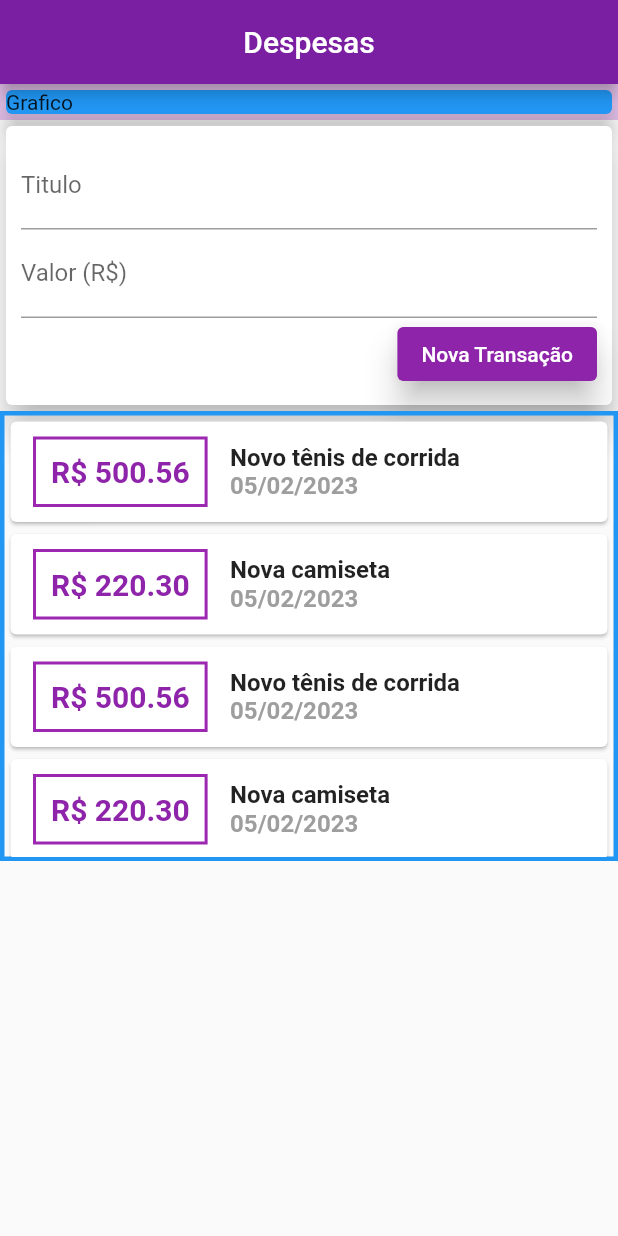
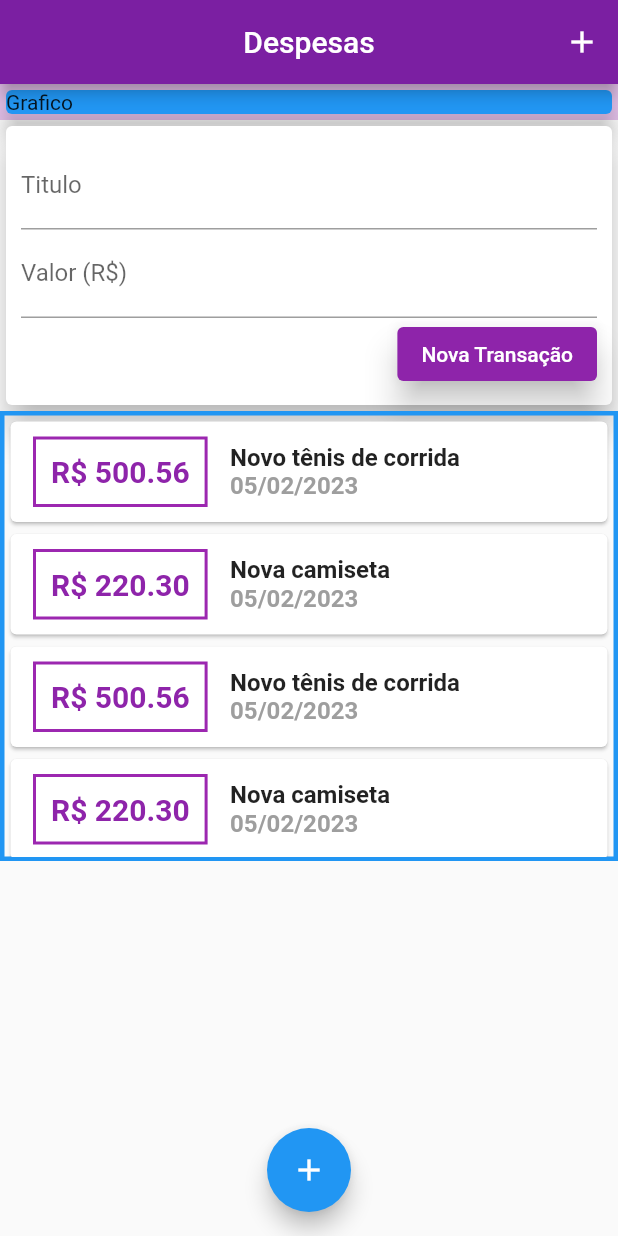
Before and after one commit to Thiago-CSantos/Flutter-appDespesas, a Flutter app: the screen it shows after launch, on a phone screen of 412 x 824 dp. Run offline on Flutter 3.47's test engine with Material 2 defaults, Android fonts, the phone set to English and light mode, and no system bars.

Commit message:
Botões para adicionar Transação

```diff
--- a/lib/components/transaction_form.dart
+++ b/lib/components/transaction_form.dart
@@ -1,12 +1,12 @@
 import 'package:flutter/material.dart';
 
 class TransActionForm extends StatelessWidget {
+  TransActionForm(this.onSubmit, {super.key});
+
   final titleController = TextEditingController();
   final valueController = TextEditingController();
 
   final void Function(String, double) onSubmit;
-
-  TransActionForm(this.onSubmit, {super.key});
 
   @override
   Widget build(BuildContext context) {
@@ -23,6 +23,7 @@ class TransActionForm extends StatelessWidget {
               ),
             ),
             TextField(
+              keyboardType: TextInputType.number,
               controller: valueController,
               decoration: const InputDecoration(
                 labelText: 'Valor (R\$)',
@@ -40,7 +41,6 @@ class TransActionForm extends StatelessWidget {
                   onPressed: () {
                     String title = titleController.text;
                     double value = double.tryParse(valueController.text) ?? 0.0;
-
                     onSubmit(title, value);
                   },
                   child: const Text('Nova Transação'),
--- a/lib/main.dart
+++ b/lib/main.dart
@@ -14,7 +14,7 @@ class ExpensesAPP extends StatelessWidget {
       theme: ThemeData(
         appBarTheme: AppBarTheme(backgroundColor: Colors.purple[700]),
       ),
-      home: MyHomePage(),
+      home: const MyHomePage(),
     );
   }
 }
@@ -31,6 +31,12 @@ class MyHomePage extends StatelessWidget {
           textAlign: TextAlign.center,
         ),
         centerTitle: true,
+        actions: <Widget>[
+          IconButton(
+            icon: const Icon(Icons.add),
+            onPressed: () {},
+          )
+        ],
       ),
       body: SingleChildScrollView(
         child: Column(
@@ -48,6 +54,11 @@ class MyHomePage extends StatelessWidget {
           ],
         ),
       ),
+      floatingActionButton: FloatingActionButton(
+        child: const Icon(Icons.add),
+        onPressed: () {},
+      ),
+      floatingActionButtonLocation: FloatingActionButtonLocation.centerFloat,
     );
   }
 }
```
